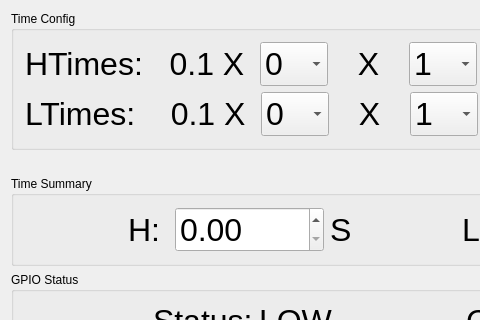
Before: the Qt Designer form dialog.ui in leavs/HLGenerator, drawn with Qt 5; both pictures show x 0 to 480 and y 0 to 320 of the 800 by 480 pixel window.
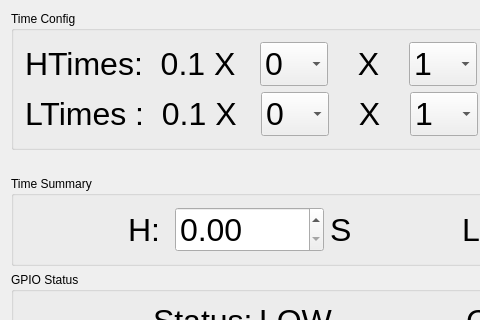
After: the same form once the commit is applied.

The edit to the form file:
```diff
--- a/dialog.ui
+++ b/dialog.ui
@@ -36,7 +36,7 @@
            </font>
           </property>
           <property name="text">
-           <string>HTimes:   0.1 X </string>
+           <string>HTimes:  0.1 X  </string>
           </property>
          </widget>
         </item>
@@ -356,7 +356,7 @@
            </font>
           </property>
           <property name="text">
-           <string>LTimes:    0.1 X </string>
+           <string>LTimes :  0.1 X  </string>
           </property>
          </widget>
         </item>
```
